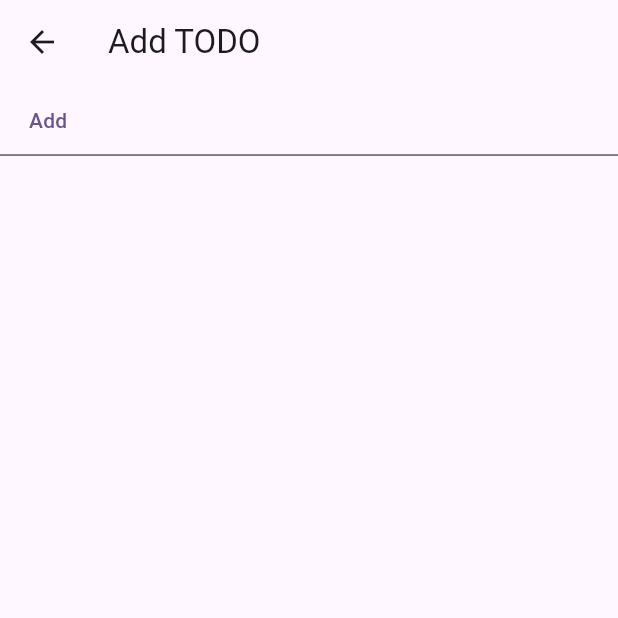
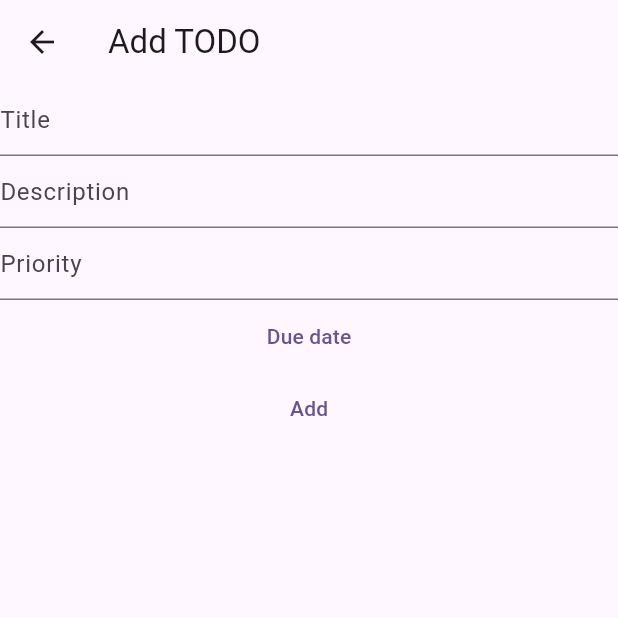
Before and after one commit to NITIC-2023-5I-ex1/ex1-flutter, a Flutter app: the screen it shows after launch, after a tap on the "add" icon, on a phone screen of 412 x 824 dp, the top half of it. Run offline on Flutter 3.47's test engine with Material 2 defaults, Android fonts, the phone set to English and light mode, and no system bars.

Commit message:
feat: implement form view

```diff
--- a/lib/add_form.dart
+++ b/lib/add_form.dart
@@ -1,6 +1,6 @@
-import 'dart:html';
-
+import 'package:ex_1_flutter/todo.dart';
 import 'package:flutter/material.dart';
+import 'package:flutter/services.dart';
 
 class AddForm extends StatefulWidget {
   @override
@@ -14,16 +14,36 @@ class _AddFormState extends State<AddForm> {
   int _priority = 0;
   DateTime _dueDate = DateTime.now();
 
+  final TextEditingController _titleController = TextEditingController();
+  final TextEditingController _descController = TextEditingController();
+  final TextEditingController _priorityController = TextEditingController();
+
   @override
   Widget build(BuildContext context) {
     return Scaffold(
       appBar: AppBar(title: const Text("Add TODO"),),
-      body: Stack(
+      body: Column(
         children: [
-          TextField(),
-          TextField(),
-          TextField(),
-          TextButton(onPressed: () => {}, child: Text("Add"))
+          TextField(decoration: InputDecoration(hintText: "Title"), onChanged: (String text) {
+            _title = text;
+          },
+          controller: _titleController),
+          TextField(decoration: InputDecoration(hintText: "Description"), onChanged: (String text) {
+            _desc = text;
+          },
+          controller: _descController),
+          TextField(decoration: InputDecoration(hintText: "Priority"), inputFormatters: [FilteringTextInputFormatter.digitsOnly], onChanged: (String text) {
+            _priority = int.parse(text);
+          }, controller: _priorityController),
+          TextButton(onPressed: () async {
+            final date = await showDatePicker(context: context, initialDate: DateTime.now(), firstDate: DateTime(2000), lastDate: DateTime(2100));
+            if (date != null) {
+              _dueDate = date;
+            }
+          }, child: Text("Due date")),
+          TextButton(onPressed: () {
+            Navigator.pop(context, TODO(_title, _desc, _priority, _dueDate));
+          }, child: Text("Add"))
         ],
       ),
     );
--- a/lib/main.dart
+++ b/lib/main.dart
@@ -1,4 +1,5 @@
 import 'package:ex_1_flutter/add_form.dart';
+import 'package:ex_1_flutter/todo.dart';
 import 'package:flutter/material.dart';
 
 void main() {
@@ -56,10 +57,22 @@ class MyHomePage extends StatefulWidget {
 }
 
 class _MyHomePageState extends State<MyHomePage> {
-  int _counter = 0;
+  late List<TODO> _todos;
 
-  void _open_form() {
-    Navigator.push(context, MaterialPageRoute(builder: (context) => AddForm()));
+  @override
+  void initState() {
+    super.initState();
+    _todos = [];
+  }
+
+  void _open_form() async {
+    var result = await Navigator.push(context, MaterialPageRoute(builder: (context) => AddForm()));
+    if (result == null) return;
+
+    setState(() {
+      _todos.add(result as TODO);
+    });
+    print(_todos);
   }
 
   @override
@@ -98,15 +111,9 @@ class _MyHomePageState extends State<MyHomePage> {
           // action in the IDE, or press "p" in the console), to see the
           // wireframe for each widget.
           mainAxisAlignment: MainAxisAlignment.center,
-          children: <Widget>[
-            const Text(
-              'You have pushed the button this many times:',
-            ),
-            Text(
-              '$_counter',
-              style: Theme.of(context).textTheme.headlineMedium,
-            ),
-          ],
+          children: _todos.map((TODO todo) {
+            return Text(todo.title);
+          }).toList(),
         ),
       ),
       floatingActionButton: FloatingActionButton(
--- a/lib/todo.dart
+++ b/lib/todo.dart
@@ -1,8 +1,8 @@
 class TODO{
   String title;
   String description;
-  String priority;
-  String dueDate;
+  int priority;
+  DateTime dueDate;
 
   TODO(this.title,this.description,this.priority,this.dueDate);
 }
```
